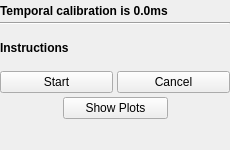
First picture: the form in PlusApp/fCal/Toolboxes/TemporalCalibrationToolbox.ui, repository PlusToolkit/PlusApp, before the edit.
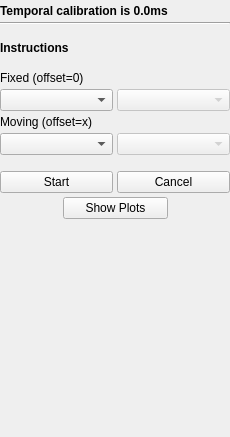
Second picture: the form after the edit.

Commit message:
re #786 #783 adding GUI features to support temporal calibration between any two sources
unifying local time offset to be a single value that belongs to the device

Patch:
```diff
--- a/PlusApp/fCal/Toolboxes/TemporalCalibrationToolbox.ui
+++ b/PlusApp/fCal/Toolboxes/TemporalCalibrationToolbox.ui
@@ -7,7 +7,7 @@
     <x>0</x>
     <y>0</y>
     <width>230</width>
-    <height>150</height>
+    <height>437</height>
    </rect>
   </property>
   <property name="sizePolicy">
@@ -115,6 +115,79 @@
      </property>
     </spacer>
    </item>
+   <item>
+    <layout class="QGridLayout" name="gridLayout">
+     <item row="0" column="0">
+      <widget class="QLabel" name="label_FixedSeries">
+       <property name="sizePolicy">
+        <sizepolicy hsizetype="Minimum" vsizetype="Preferred">
+         <horstretch>0</horstretch>
+         <verstretch>0</verstretch>
+        </sizepolicy>
+       </property>
+       <property name="text">
+        <string>Fixed (offset=0)</string>
+       </property>
+      </widget>
+     </item>
+     <item row="2" column="0">
+      <widget class="QLabel" name="label_2">
+       <property name="sizePolicy">
+        <sizepolicy hsizetype="Minimum" vsizetype="Preferred">
+         <horstretch>0</horstretch>
+         <verstretch>0</verstretch>
+        </sizepolicy>
+       </property>
+       <property name="text">
+        <string>Moving (offset=x)</string>
+       </property>
+      </widget>
+     </item>
+     <item row="1" column="1">
+      <widget class="QComboBox" name="comboBox_FixedSourceValue">
+       <property name="enabled">
+        <bool>false</bool>
+       </property>
+      </widget>
+     </item>
+     <item row="3" column="1">
+      <widget class="QComboBox" name="comboBox_MovingSourceValue">
+       <property name="enabled">
+        <bool>false</bool>
+       </property>
+      </widget>
+     </item>
+     <item row="1" column="0">
+      <widget class="QComboBox" name="comboBox_FixedChannelValue">
+       <property name="sizePolicy">
+        <sizepolicy hsizetype="Preferred" vsizetype="Fixed">
+         <horstretch>0</horstretch>
+         <verstretch>0</verstretch>
+        </sizepolicy>
+       </property>
+      </widget>
+     </item>
+     <item row="3" column="0">
+      <widget class="QComboBox" name="comboBox_MovingChannelValue"/>
+     </item>
+    </layout>
+   </item>
+   <item>
+    <spacer name="verticalSpacer">
+     <property name="orientation">
+      <enum>Qt::Vertical</enum>
+     </property>
+     <property name="sizeType">
+      <enum>QSizePolicy::Fixed</enum>
+     </property>
+     <property name="sizeHint" stdset="0">
+      <size>
+       <width>20</width>
+       <height>12</height>
+      </size>
+     </property>
+    </spacer>
+   </item>
    <item>
     <layout class="QHBoxLayout" name="horizontalLayout_5">
      <property name="spacing">
```
The commit also changes 2 other files.
